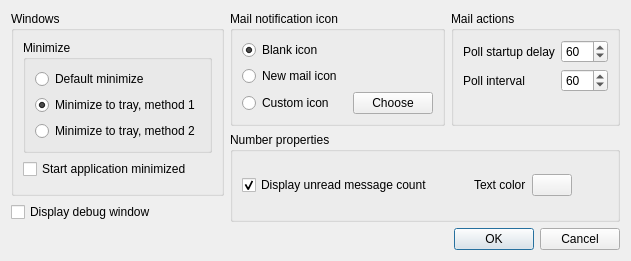
Before: the Qt Designer form app/SysTray-X/preferences.ui in Ximi1970/systray-x, drawn with Qt 5.
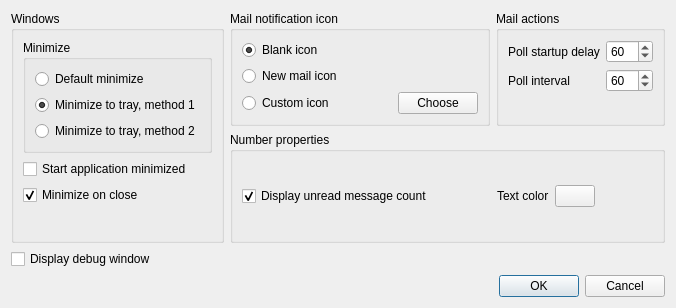
After: the same form once the commit is applied. Icons and pictures are not drawn.

Commit message: Minimize on close

Diff of the .ui file:
```diff
--- a/app/SysTray-X/preferences.ui
+++ b/app/SysTray-X/preferences.ui
@@ -6,8 +6,8 @@
    <rect>
     <x>0</x>
     <y>0</y>
-    <width>583</width>
-    <height>261</height>
+    <width>676</width>
+    <height>308</height>
    </rect>
   </property>
   <property name="windowTitle">
@@ -17,137 +17,16 @@
    <iconset resource="SysTray-X.qrc">
     <normaloff>:/files/icons/SysTray-X.png</normaloff>:/files/icons/SysTray-X.png</iconset>
   </property>
-  <layout class="QGridLayout" name="gridLayout_4">
-   <item row="0" column="0">
     <layout class="QGridLayout" name="gridLayout_3">
-     <item row="1" column="1" rowspan="2" colspan="2">
-      <widget class="QGroupBox" name="groupBox_3">
-       <property name="title">
-        <string>Number properties</string>
-       </property>
-       <layout class="QGridLayout" name="gridLayout">
-        <item row="0" column="0">
-         <layout class="QHBoxLayout" name="horizontalLayout_6">
-          <item>
-           <widget class="QCheckBox" name="showNumberCheckBox">
-            <property name="text">
-             <string>Display unread message count</string>
-            </property>
-            <property name="checked">
-             <bool>true</bool>
-            </property>
-           </widget>
-          </item>
-          <item>
-           <spacer name="horizontalSpacer_3">
-            <property name="orientation">
-             <enum>Qt::Horizontal</enum>
-            </property>
-            <property name="sizeHint" stdset="0">
-             <size>
-              <width>40</width>
-              <height>20</height>
-             </size>
-            </property>
-           </spacer>
-          </item>
-          <item>
-           <widget class="QLabel" name="label">
-            <property name="text">
-             <string>Text color</string>
-            </property>
-           </widget>
-          </item>
-          <item>
-           <widget class="QPushButton" name="numberColorPushButton">
-            <property name="focusPolicy">
-             <enum>Qt::NoFocus</enum>
-            </property>
-            <property name="text">
-             <string/>
-            </property>
-           </widget>
-          </item>
-          <item>
-           <spacer name="horizontalSpacer_4">
-            <property name="orientation">
-             <enum>Qt::Horizontal</enum>
-            </property>
-            <property name="sizeHint" stdset="0">
-             <size>
-              <width>40</width>
-              <height>20</height>
-             </size>
-            </property>
-           </spacer>
-          </item>
-         </layout>
-        </item>
-       </layout>
-      </widget>
-     </item>
-     <item row="0" column="2">
-      <widget class="QGroupBox" name="groupBox_2">
-       <property name="title">
-        <string>Mail actions</string>
-       </property>
-       <layout class="QFormLayout" name="formLayout">
-        <item row="0" column="0">
-         <layout class="QGridLayout" name="gridLayout_2">
-          <item row="0" column="0" colspan="2">
-           <widget class="QLabel" name="pollStartupDelayLabel">
-            <property name="text">
-             <string>Poll startup delay</string>
-            </property>
-           </widget>
-          </item>
-          <item row="0" column="2">
-           <widget class="QSpinBox" name="pollStartupDelaySpinBox">
-            <property name="minimum">
-             <number>1</number>
-            </property>
-            <property name="maximum">
-             <number>999</number>
-            </property>
-            <property name="value">
-             <number>60</number>
-            </property>
-           </widget>
-          </item>
-          <item row="1" column="0">
-           <widget class="QLabel" name="pollIntervalLabel">
-            <property name="text">
-             <string>Poll interval</string>
-            </property>
-           </widget>
-          </item>
-          <item row="1" column="2">
-           <widget class="QSpinBox" name="pollIntervalSpinBox">
-            <property name="minimum">
-             <number>1</number>
-            </property>
-            <property name="maximum">
-             <number>999</number>
-            </property>
-            <property name="value">
-             <number>60</number>
-            </property>
-           </widget>
-          </item>
-         </layout>
-        </item>
-       </layout>
-      </widget>
-     </item>
      <item row="0" column="0" rowspan="2">
       <widget class="QGroupBox" name="groupBox">
        <property name="title">
         <string>Windows</string>
        </property>
+     <layout class="QVBoxLayout" name="verticalLayout_6">
+      <item>
        <layout class="QVBoxLayout" name="verticalLayout_5">
         <item>
-         <layout class="QVBoxLayout" name="verticalLayout_4">
-          <item>
            <widget class="QGroupBox" name="groupBox_4">
             <property name="title">
              <string>Minimize</string>
@@ -193,12 +72,24 @@
            </widget>
           </item>
           <item>
+         <layout class="QVBoxLayout" name="verticalLayout_4">
+          <item>
            <widget class="QCheckBox" name="startMinimizedCheckBox">
             <property name="text">
              <string>Start application minimized</string>
             </property>
            </widget>
           </item>
+          <item>
+           <widget class="QCheckBox" name="minimizeOnCloseCheckBox">
+            <property name="text">
+             <string>Minimize on close</string>
+            </property>
+            <property name="checked">
+             <bool>true</bool>
+            </property>
+           </widget>
+          </item>
          </layout>
         </item>
         <item>
@@ -215,6 +106,8 @@
          </spacer>
         </item>
        </layout>
+      </item>
+     </layout>
       </widget>
      </item>
      <item row="0" column="1">
@@ -327,6 +220,125 @@
        </layout>
       </widget>
      </item>
+   <item row="0" column="2">
+    <widget class="QGroupBox" name="groupBox_2">
+     <property name="title">
+      <string>Mail actions</string>
+     </property>
+     <layout class="QFormLayout" name="formLayout">
+      <item row="0" column="0">
+       <layout class="QGridLayout" name="gridLayout_2">
+        <item row="0" column="0" colspan="2">
+         <widget class="QLabel" name="pollStartupDelayLabel">
+          <property name="text">
+           <string>Poll startup delay</string>
+          </property>
+         </widget>
+        </item>
+        <item row="0" column="2">
+         <widget class="QSpinBox" name="pollStartupDelaySpinBox">
+          <property name="minimum">
+           <number>1</number>
+          </property>
+          <property name="maximum">
+           <number>999</number>
+          </property>
+          <property name="value">
+           <number>60</number>
+          </property>
+         </widget>
+        </item>
+        <item row="1" column="0">
+         <widget class="QLabel" name="pollIntervalLabel">
+          <property name="text">
+           <string>Poll interval</string>
+          </property>
+         </widget>
+        </item>
+        <item row="1" column="2">
+         <widget class="QSpinBox" name="pollIntervalSpinBox">
+          <property name="minimum">
+           <number>1</number>
+          </property>
+          <property name="maximum">
+           <number>999</number>
+          </property>
+          <property name="value">
+           <number>60</number>
+          </property>
+         </widget>
+        </item>
+       </layout>
+      </item>
+     </layout>
+    </widget>
+   </item>
+   <item row="1" column="1" colspan="2">
+    <widget class="QGroupBox" name="groupBox_3">
+     <property name="title">
+      <string>Number properties</string>
+     </property>
+     <layout class="QGridLayout" name="gridLayout">
+      <item row="0" column="0">
+       <layout class="QHBoxLayout" name="horizontalLayout_6">
+        <item>
+         <widget class="QCheckBox" name="showNumberCheckBox">
+          <property name="text">
+           <string>Display unread message count</string>
+          </property>
+          <property name="checked">
+           <bool>true</bool>
+          </property>
+         </widget>
+        </item>
+        <item>
+         <spacer name="horizontalSpacer_3">
+          <property name="orientation">
+           <enum>Qt::Horizontal</enum>
+          </property>
+          <property name="sizeHint" stdset="0">
+           <size>
+            <width>40</width>
+            <height>20</height>
+           </size>
+          </property>
+         </spacer>
+        </item>
+        <item>
+         <widget class="QLabel" name="label">
+          <property name="text">
+           <string>Text color</string>
+          </property>
+         </widget>
+        </item>
+        <item>
+         <widget class="QPushButton" name="numberColorPushButton">
+          <property name="focusPolicy">
+           <enum>Qt::NoFocus</enum>
+          </property>
+          <property name="text">
+           <string/>
+          </property>
+         </widget>
+        </item>
+        <item>
+         <spacer name="horizontalSpacer_4">
+          <property name="orientation">
+           <enum>Qt::Horizontal</enum>
+          </property>
+          <property name="sizeHint" stdset="0">
+           <size>
+            <width>40</width>
+            <height>20</height>
+           </size>
+          </property>
+         </spacer>
+        </item>
+       </layout>
+      </item>
+     </layout>
+    </widget>
+   </item>
      <item row="2" column="0">
       <widget class="QCheckBox" name="debugWindowCheckBox">
        <property name="text">
@@ -334,9 +346,7 @@
        </property>
       </widget>
      </item>
-    </layout>
-   </item>
-   <item row="1" column="0">
+   <item row="3" column="1" colspan="2">
     <widget class="QDialogButtonBox" name="buttonBox">
      <property name="orientation">
       <enum>Qt::Horizontal</enum>
```
Left out of the diff: 2 changed lines with no effect on the pictures. Lines whose indentation alone changed are shown as unchanged. The commit also changes 15 other files.
